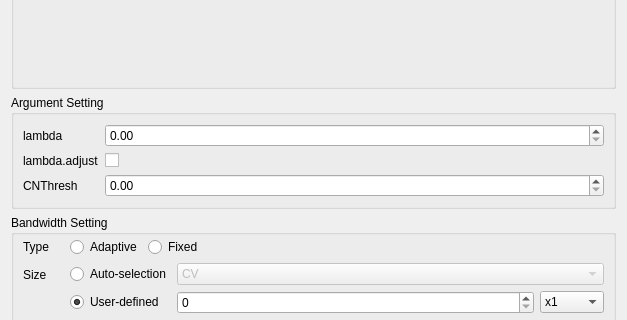
Qt form gwmlcrgwroptionsdialog.ui (GWmodel-Lab/GWmodelS) before a commit; both pictures show x 0 to 627 and y 178 to 498 of the 627 by 883 pixel window.
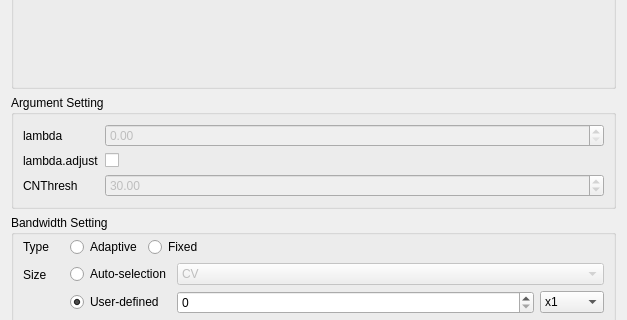
The same form after that commit. Custom widgets are drawn as their Qt base class.

Commit message: 新增：并行计算+ui结构修改

The edit to the form file:
```diff
--- a/gwmlcrgwroptionsdialog.ui
+++ b/gwmlcrgwroptionsdialog.ui
@@ -114,10 +114,21 @@
        </widget>
       </item>
       <item row="1" column="1">
-       <widget class="QDoubleSpinBox" name="mLambdaSpinBox"/>
+       <widget class="QDoubleSpinBox" name="mLambdaSpinBox">
+        <property name="enabled">
+         <bool>false</bool>
+        </property>
+       </widget>
       </item>
       <item row="5" column="1">
-       <widget class="QDoubleSpinBox" name="mcnThreshSpinBox"/>
+       <widget class="QDoubleSpinBox" name="mcnThreshSpinBox">
+        <property name="enabled">
+         <bool>false</bool>
+        </property>
+        <property name="value">
+         <double>30.000000000000000</double>
+        </property>
+       </widget>
       </item>
      </layout>
     </widget>
```
The commit also changes 1 other file.
